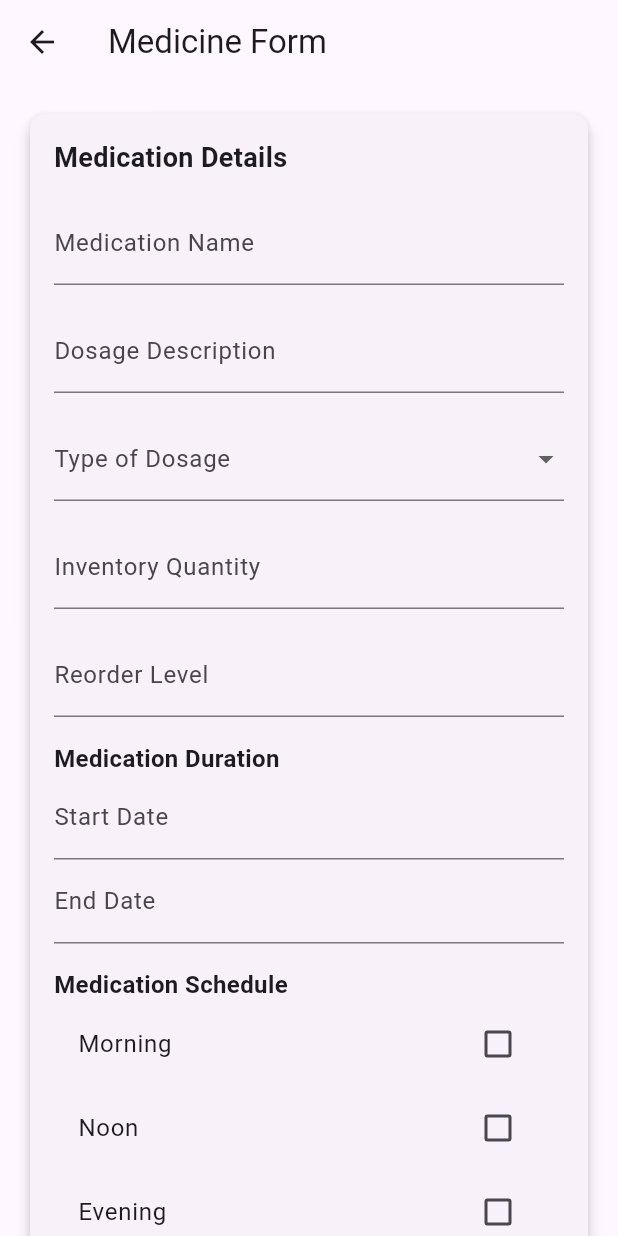
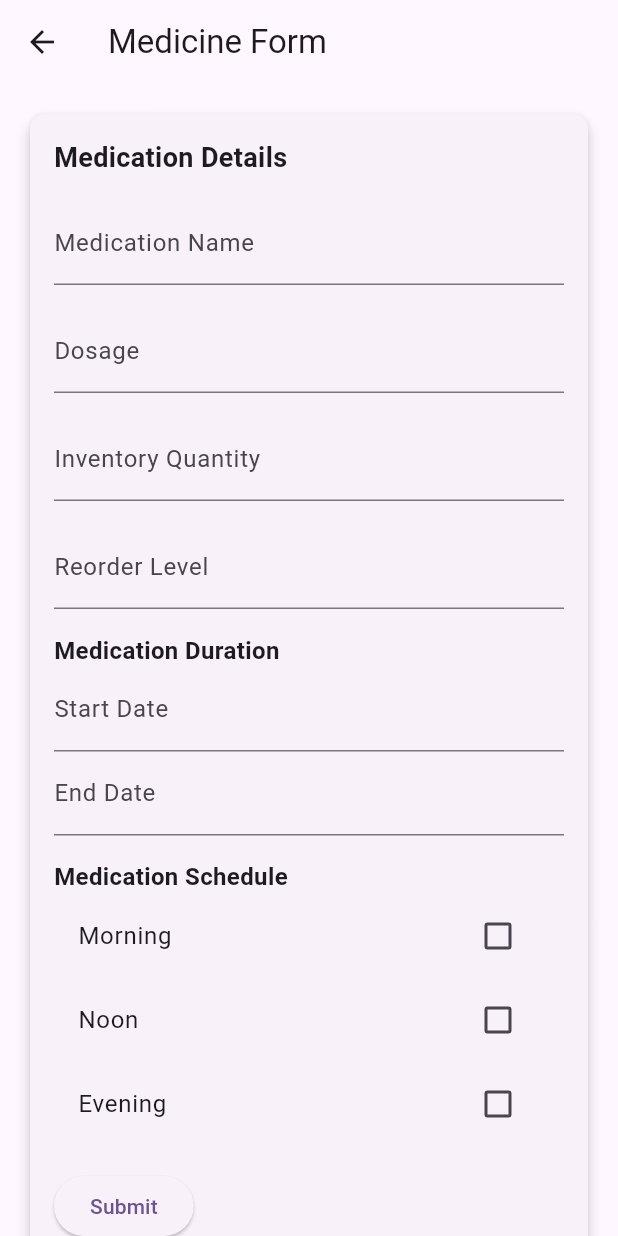
Before and after one commit to shruti10951/MediPal, a Flutter app: the MedicineForm screen opened directly, on a phone screen of 412 x 824 dp. Run offline on Flutter 3.47's test engine with Material 2 defaults, Android fonts, the phone set to English and light mode, and no system bars; drawn by our look-alikes of datetime_picker_formfield; our stand-ins replace cloud_firestore, firebase_auth, firebase_core, firebase_messaging, flutter_local_notifications, image_picker; missing offline and left inert: android_alarm_manager_plus; accounts and stored records are empty.

Commit message:
changes from shruti file merging done

```diff
--- a/lib/home_screens/medicine_form.dart
+++ b/lib/home_screens/medicine_form.dart
@@ -1,12 +1,14 @@
 import 'package:cloud_firestore/cloud_firestore.dart';
 import 'package:firebase_auth/firebase_auth.dart';
 import 'package:flutter/material.dart';
+import 'package:medipal/home_screens/dashboard_screen.dart';
+import 'package:medipal/models/AlarmModel.dart';
+import 'package:medipal/models/MedicationModel.dart';
 import 'package:intl/intl.dart';
 import 'package:datetime_picker_formfield/datetime_picker_formfield.dart';
-import 'package:medipal/models/MedicationModel.dart';
 
 class MedicineForm extends StatefulWidget {
-  const MedicineForm({Key? key}) : super(key: key);
+  const MedicineForm({super.key});
 
   @override
   _MedicineFormState createState() => _MedicineFormState();
@@ -25,7 +27,11 @@ class _MedicineFormState extends State<MedicineForm> {
   DateTime? _startDate;
   DateTime? _endDate;
 
-  String? _selectedDosageType;
+  CollectionReference medicationCollectionRef =
+      FirebaseFirestore.instance.collection('medications');
+  CollectionReference alarmCollectionRef =
+      FirebaseFirestore.instance.collection('alarms');
+  FirebaseAuth auth = FirebaseAuth.instance;
 
   @override
   void dispose() {
@@ -58,39 +64,6 @@ class _MedicineFormState extends State<MedicineForm> {
   @override
   Widget build(BuildContext context) {
     final dateFormat = DateFormat("yyyy-MM-dd");
-
-    final List<DropdownMenuItem<String>> dosageTypeItems = [
-      const DropdownMenuItem(
-        value: 'Liquid',
-        child: Row(
-          children: [
-            Icon(Icons.liquor),
-            SizedBox(width: 8.0),
-            Text('Liquid'),
-          ],
-        ),
-      ),
-      const DropdownMenuItem(
-        value: 'Pills',
-        child: Row(
-          children: [
-            Icon(Icons.local_hospital),
-            SizedBox(width: 8.0),
-            Text('Pills'),
-          ],
-        ),
-      ),
-      const DropdownMenuItem(
-        value: 'Injection',
-        child: Row(
-          children: [
-            Icon(Icons.usb),
-            SizedBox(width: 8.0),
-            Text('Injection'),
-          ],
-        ),
-      ),
-    ];
 
     return Scaffold(
       appBar: AppBar(
@@ -127,21 +100,8 @@ class _MedicineFormState extends State<MedicineForm> {
                   TextField(
                     controller: _dosageController,
                     decoration: const InputDecoration(
-                      labelText: 'Dosage Description',
+                      labelText: 'Dosage',
                     ),
-                  ),
-                  const SizedBox(height: 16.0),
-                  DropdownButtonFormField(
-                    value: _selectedDosageType,
-                    decoration: const InputDecoration(
-                      labelText: 'Type of Dosage',
-                    ),
-                    items: dosageTypeItems,
-                    onChanged: (value) {
-                      setState(() {
-                        _selectedDosageType = value as String?;
-                      });
-                    },
                   ),
                   const SizedBox(height: 16.0),
                   TextField(
```
Also changed, not shown: pubspec.lock.
